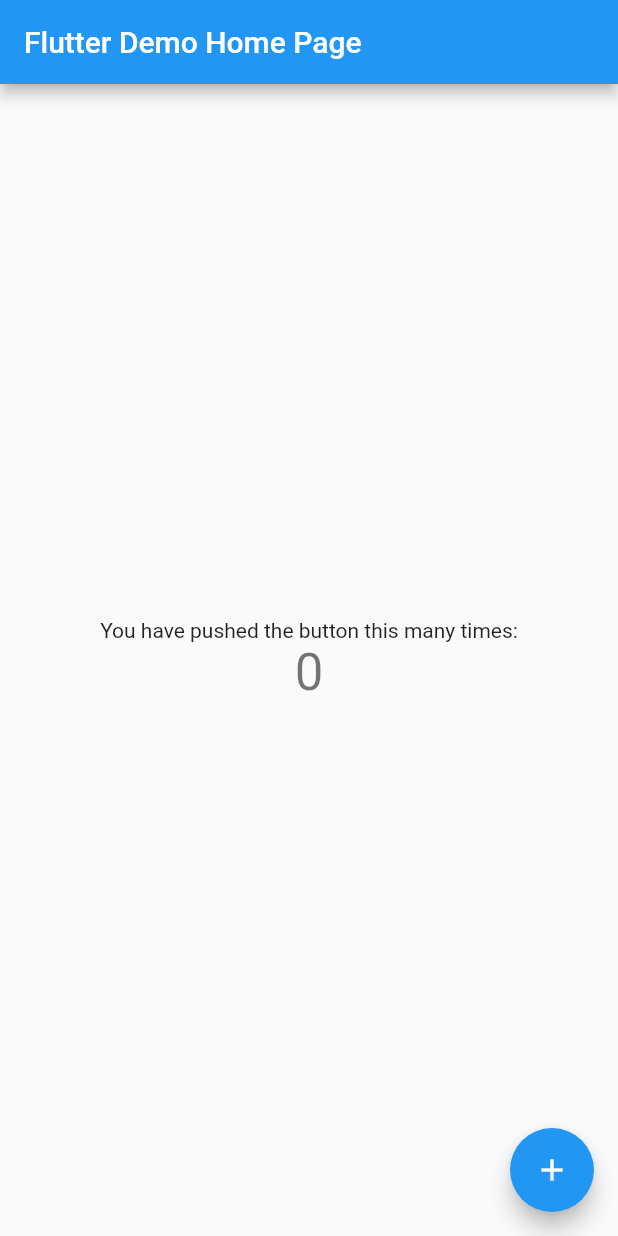
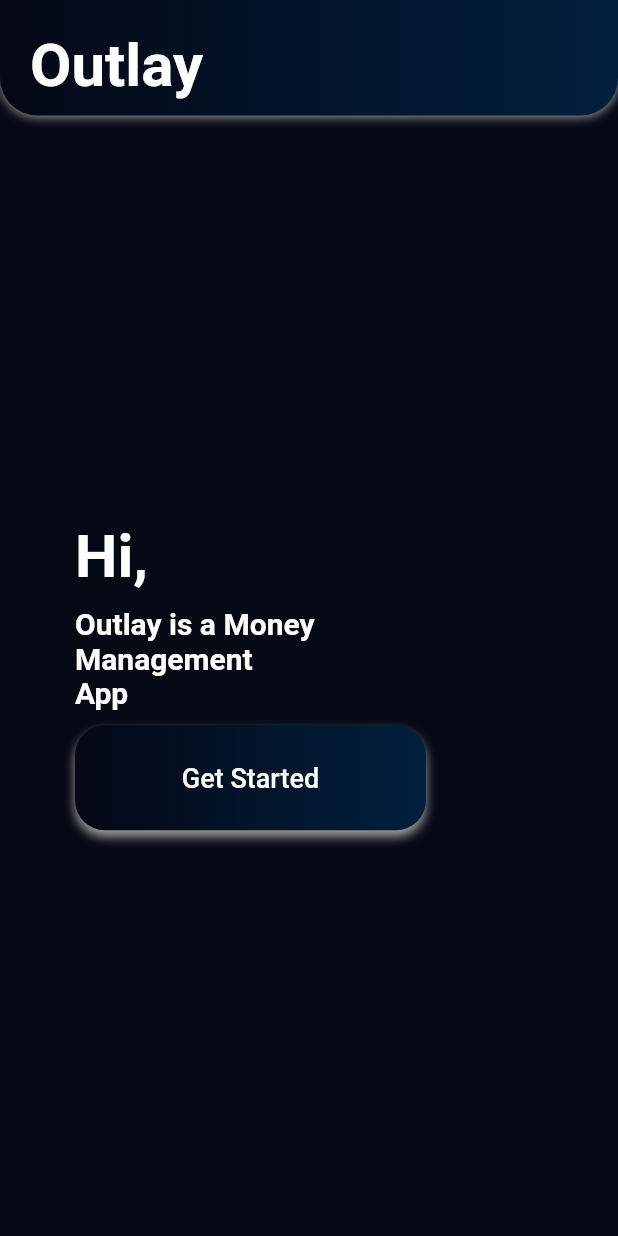
Before and after one commit to adhnanshereef/Outlay, a Flutter app: the screen it shows after launch, on a phone screen of 412 x 824 dp. Run offline on Flutter 3.47's test engine with Material 2 defaults, Android fonts, the phone set to English and light mode, and no system bars.

Commit message:
Home(Done)

```diff
--- a/lib/main.dart
+++ b/lib/main.dart
@@ -1,115 +1,18 @@
 import 'package:flutter/material.dart';
+import 'package:outlay/screens/home/home.dart';
 
-void main() {
-  runApp(const MyApp());
+void main(List<String> args) {
+  runApp(const Outlay());
 }
 
-class MyApp extends StatelessWidget {
-  const MyApp({Key? key}) : super(key: key);
+class Outlay extends StatelessWidget {
+  const Outlay({Key? key}) : super(key: key);
 
-  // This widget is the root of your application.
   @override
   Widget build(BuildContext context) {
     return MaterialApp(
-      title: 'Flutter Demo',
-      theme: ThemeData(
-        // This is the theme of your application.
-        //
-        // Try running your application with "flutter run". You'll see the
-        // application has a blue toolbar. Then, without quitting the app, try
-        // changing the primarySwatch below to Colors.green and then invoke
-        // "hot reload" (press "r" in the console where you ran "flutter run",
-        // or simply save your changes to "hot reload" in a Flutter IDE).
-        // Notice that the counter didn't reset back to zero; the application
-        // is not restarted.
-        primarySwatch: Colors.blue,
-      ),
-      home: const MyHomePage(title: 'Flutter Demo Home Page'),
+      theme: ThemeData(primarySwatch: Colors.deepPurple),
+      home: const Home(),
     );
   }
 }
-
-class MyHomePage extends StatefulWidget {
-  const MyHomePage({Key? key, required this.title}) : super(key: key);
-
-  // This widget is the home page of your application. It is stateful, meaning
-  // that it has a State object (defined below) that contains fields that affect
-  // how it looks.
-
-  // This class is the configuration for the state. It holds the values (in this
-  // case the title) provided by the parent (in this case the App widget) and
-  // used by the build method of the State. Fields in a Widget subclass are
-  // always marked "final".
-
-  final String title;
-
-  @override
-  State<MyHomePage> createState() => _MyHomePageState();
-}
-
-class _MyHomePageState extends State<MyHomePage> {
-  int _counter = 0;
-
-  void _incrementCounter() {
-    setState(() {
-      // This call to setState tells the Flutter framework that something has
-      // changed in this State, which causes it to rerun the build method below
-      // so that the display can reflect the updated values. If we changed
-      // _counter without calling setState(), then the build method would not be
-      // called again, and so nothing would appear to happen.
-      _counter++;
-    });
-  }
-
-  @override
-  Widget build(BuildContext context) {
-    // This method is rerun every time setState is called, for instance as done
-    // by the _incrementCounter method above.
-    //
-    // The Flutter framework has been optimized to make rerunning build methods
-    // fast, so that you can just rebuild anything that needs updating rather
-    // than having to individually change instances of widgets.
-    return Scaffold(
-      appBar: AppBar(
-        // Here we take the value from the MyHomePage object that was created by
-        // the App.build method, and use it to set our appbar title.
-        title: Text(widget.title),
-      ),
-      body: Center(
-        // Center is a layout widget. It takes a single child and positions it
-        // in the middle of the parent.
-        child: Column(
-          // Column is also a layout widget. It takes a list of children and
-          // arranges them vertically. By default, it sizes itself to fit its
-          // children horizontally, and tries to be as tall as its parent.
-          //
-          // Invoke "debug painting" (press "p" in the console, choose the
-          // "Toggle Debug Paint" action from the Flutter Inspector in Android
-          // Studio, or the "Toggle Debug Paint" command in Visual Studio Code)
-          // to see the wireframe for each widget.
-          //
-          // Column has various properties to control how it sizes itself and
-          // how it positions its children. Here we use mainAxisAlignment to
-          // center the children vertically; the main axis here is the vertical
-          // axis because Columns are vertical (the cross axis would be
-          // horizontal).
-          mainAxisAlignment: MainAxisAlignment.center,
-          children: <Widget>[
-            const Text(
-              'You have pushed the button this many times:',
-            ),
-            Text(
-              '$_counter',
-              style: Theme.of(context).textTheme.headline4,
-            ),
-          ],
-        ),
-      ),
-      floatingActionButton: FloatingActionButton(
-        onPressed: _incrementCounter,
-        tooltip: 'Increment',
-        child: const Icon(Icons.add),
-      ), // This trailing comma makes auto-formatting nicer for build methods.
-    );
-  }
-}
--- /dev/null
+++ b/lib/screens/home/home.dart
@@ -0,0 +1,151 @@
+import 'package:flutter/material.dart';
+
+class Home extends StatelessWidget {
+  const Home({Key? key}) : super(key: key);
+
+  @override
+  Widget build(BuildContext context) {
+    return Scaffold(
+      backgroundColor: const Color(0xFF050815),
+      appBar: PreferredSize(
+        preferredSize: const Size(double.infinity, 77),
+        child: Container(
+          // height: 100,
+          decoration: BoxDecoration(
+            // border: Border.all(color: Colors.white),
+            boxShadow: const [
+              BoxShadow(
+                color: Colors.grey,
+                offset: Offset(0.0, 1.0), //(x,y)
+                blurRadius: 5.0,
+              ),
+            ],
+
+            gradient: const LinearGradient(
+              stops: [
+                -0.056,
+                -0.056,
+                -0.055,
+                1.1,
+              ],
+              begin: Alignment.centerLeft,
+              end: Alignment.centerRight,
+              colors: [
+                Color(0xFF081521),
+                Color(0xFF000000),
+                Color(0xFF050815),
+                Color(0xFF00203d),
+              ],
+            ),
+            color: Colors.deepPurple.shade300,
+            borderRadius:
+                const BorderRadius.vertical(bottom: Radius.circular(25.0)),
+          ),
+          child: Column(
+            mainAxisAlignment: MainAxisAlignment.center,
+            crossAxisAlignment: CrossAxisAlignment.start,
+            children: const [
+              Padding(
+                padding: EdgeInsets.all(20.0),
+                child: Text(
+                  'Outlay',
+                  style: TextStyle(
+                    color: Colors.white,
+                    fontSize: 40,
+                    fontWeight: FontWeight.bold,
+                  ),
+                ),
+              ),
+            ],
+          ),
+        ),
+      ),
+      body: SafeArea(
+        child: Container(
+          padding: const EdgeInsets.fromLTRB(50.0, 0.0, 0.0, 0.0),
+          child: Column(
+            mainAxisAlignment: MainAxisAlignment.center,
+            crossAxisAlignment: CrossAxisAlignment.start,
+            children: [
+              const Text(
+                'Hi,',
+                textAlign: TextAlign.left,
+                style: TextStyle(
+                  color: Colors.white,
+                  fontSize: 40,
+                  fontWeight: FontWeight.bold,
+                ),
+              ),
+              const SizedBox(
+                height: 10,
+              ),
+              const Text(
+                'Outlay is a Money \nManagement \nApp',
+                style: TextStyle(
+                  color: Colors.white,
+                  fontSize: 20,
+                  fontWeight: FontWeight.bold,
+                ),
+                textAlign: TextAlign.left,
+              ),
+              const SizedBox(
+                height: 10,
+              ),
+              // SizedBox(
+
+              Container(
+                decoration: BoxDecoration(
+                  boxShadow: const [
+                    BoxShadow(
+                        color: Colors.grey,
+                        offset: Offset(0, 4),
+                        blurRadius: 5.0)
+                  ],
+                  gradient: const LinearGradient(
+                    stops: [
+                      -0.056,
+                      -0.056,
+                      -0.055,
+                      1.1,
+                    ],
+                    begin: Alignment.centerLeft,
+                    end: Alignment.centerRight,
+                    colors: [
+                      Color(0xFF081521),
+                      Color(0xFF000000),
+                      Color(0xFF050815),
+                      Color(0xFF00203d),
+                    ],
+                  ),
+                  borderRadius: BorderRadius.circular(20),
+                ),
+                child: ElevatedButton(
+                  style: ButtonStyle(
+                    shape: MaterialStateProperty.all<RoundedRectangleBorder>(
+                      RoundedRectangleBorder(
+                        borderRadius: BorderRadius.circular(20.0),
+                      ),
+                    ),
+                    minimumSize: MaterialStateProperty.all(const Size(234, 70)),
+                    backgroundColor:
+                        MaterialStateProperty.all(Colors.transparent),
+                    shadowColor: MaterialStateProperty.all(Colors.transparent),
+                  ),
+                  onPressed: () {},
+                  child: const Text(
+                    'Get Started',
+                    style: TextStyle(
+                      fontSize: 18,
+                      // fontWeight: FontWeight.w700,
+                      color: Colors.white,
+                    ),
+                  ),
+                ),
+              )
+            ],
+          ),
+        ),
+      ),
+    );
+  }
+}
```
Also changed, not shown: assets/logo.svg (added), 2 other files.
